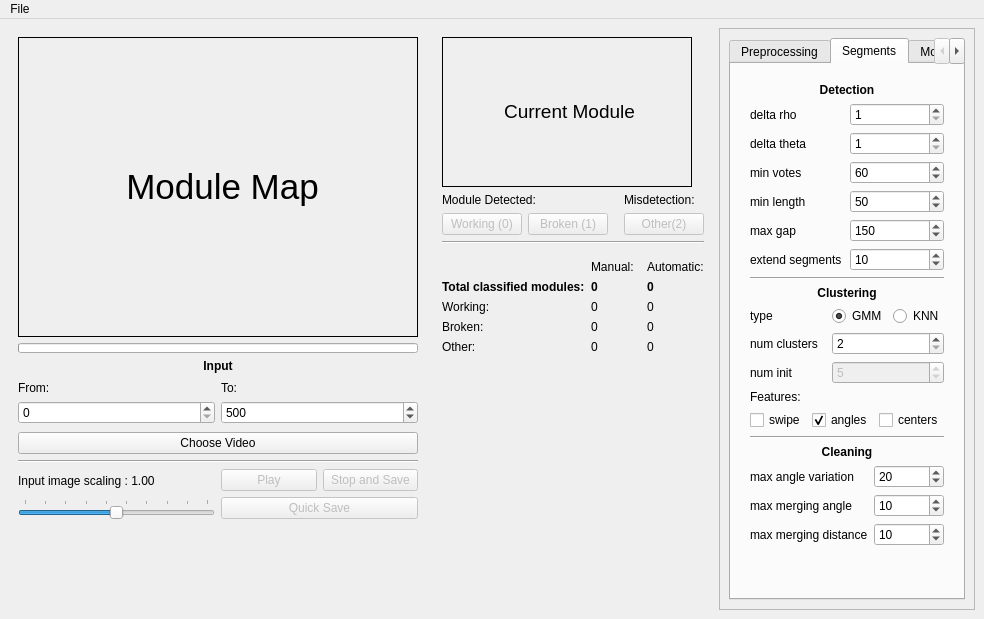
This is gui/design/create_dataset_gui.ui in cdeldon/thermography as Qt 5 draws it before an edit. The edited form follows.
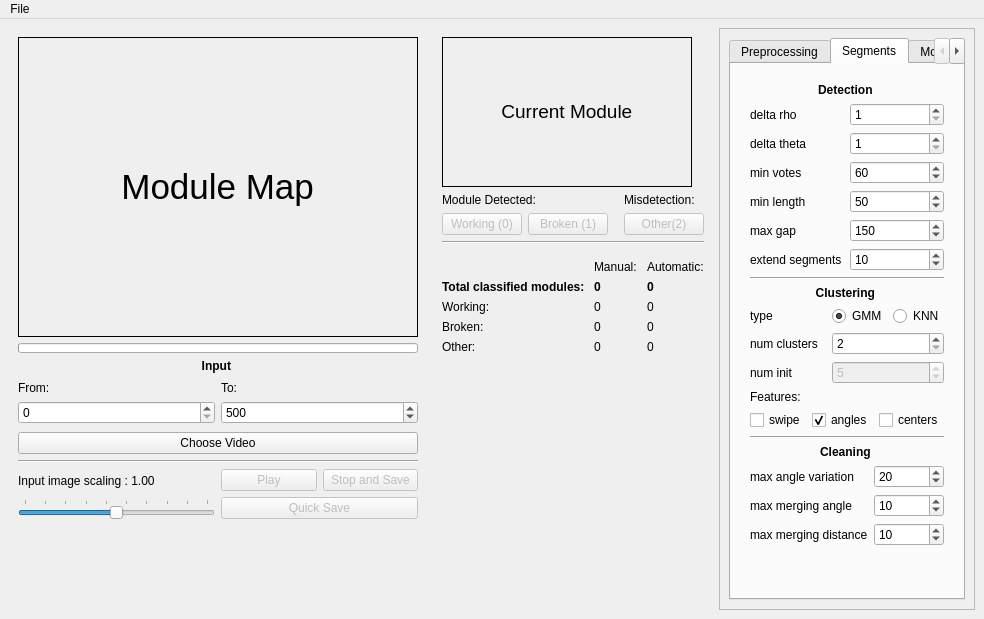
This is the edited form. The open tabs and pages were chosen to show the change. Icons and pictures are not drawn.

Diff of the .ui file:
```diff
--- a/gui/design/create_dataset_gui.ui
+++ b/gui/design/create_dataset_gui.ui
@@ -72,7 +72,9 @@
           <enum>QFrame::Box</enum>
          </property>
          <property name="text">
-          <string>&lt;html&gt;&lt;head/&gt;&lt;body&gt;&lt;p align=&quot;center&quot;&gt;Module Map&lt;/p&gt;&lt;/body&gt;&lt;/html&gt;</string>
+                                        <string>&lt;html&gt;&lt;head/&gt;&lt;body&gt;&lt;p align=&quot;center&quot;&gt;Module
+                                            Map&lt;/p&gt;&lt;/body&gt;&lt;/html&gt;
+                                        </string>
          </property>
          <property name="textFormat">
           <enum>Qt::RichText</enum>
@@ -163,7 +165,9 @@
             <item>
              <widget class="QLabel" name="label">
               <property name="text">
-               <string>&lt;html&gt;&lt;head/&gt;&lt;body&gt;&lt;p align=&quot;center&quot;&gt;&lt;span style=&quot; font-weight:600;&quot;&gt;Input&lt;/span&gt;&lt;/p&gt;&lt;/body&gt;&lt;/html&gt;</string>
+                                                            <string>&lt;html&gt;&lt;head/&gt;&lt;body&gt;&lt;p align=&quot;center&quot;&gt;&lt;span
+                                                                style=&quot; font-weight:600;&quot;&gt;Input&lt;/span&gt;&lt;/p&gt;&lt;/body&gt;&lt;/html&gt;
+                                                            </string>
               </property>
               <property name="textFormat">
                <enum>Qt::RichText</enum>
@@ -467,7 +471,9 @@
           <enum>QFrame::Box</enum>
          </property>
          <property name="text">
-          <string>&lt;html&gt;&lt;head/&gt;&lt;body&gt;&lt;p align=&quot;center&quot;&gt;Current Module&lt;/p&gt;&lt;/body&gt;&lt;/html&gt;</string>
+                                        <string>&lt;html&gt;&lt;head/&gt;&lt;body&gt;&lt;p align=&quot;center&quot;&gt;Current
+                                            Module&lt;/p&gt;&lt;/body&gt;&lt;/html&gt;
+                                        </string>
          </property>
          <property name="textFormat">
           <enum>Qt::RichText</enum>
@@ -577,7 +583,9 @@
          <item row="1" column="0">
           <widget class="QLabel" name="label_4">
            <property name="text">
-            <string>&lt;html&gt;&lt;head/&gt;&lt;body&gt;&lt;p&gt;&lt;span style=&quot; font-weight:600;&quot;&gt;Total classified modules:&lt;/span&gt;&lt;/p&gt;&lt;/body&gt;&lt;/html&gt;</string>
+                                                <string>&lt;html&gt;&lt;head/&gt;&lt;body&gt;&lt;p&gt;&lt;span style=&quot;
+                                                    font-weight:600;&quot;&gt;Total classified modules:&lt;/span&gt;&lt;/p&gt;&lt;/body&gt;&lt;/html&gt;
+                                                </string>
            </property>
           </widget>
          </item>
@@ -612,7 +620,9 @@
          <item row="1" column="1">
           <widget class="QLabel" name="total_manual_classified_label">
            <property name="text">
-            <string>&lt;html&gt;&lt;head/&gt;&lt;body&gt;&lt;p&gt;&lt;span style=&quot; font-weight:600;&quot;&gt;0&lt;/span&gt;&lt;/p&gt;&lt;/body&gt;&lt;/html&gt;</string>
+                                                <string>&lt;html&gt;&lt;head/&gt;&lt;body&gt;&lt;p&gt;&lt;span style=&quot;
+                                                    font-weight:600;&quot;&gt;0&lt;/span&gt;&lt;/p&gt;&lt;/body&gt;&lt;/html&gt;
+                                                </string>
            </property>
           </widget>
          </item>
@@ -1011,7 +1021,10 @@
              <item>
               <widget class="QLabel" name="segment_label">
                <property name="text">
-                <string>&lt;html&gt;&lt;head/&gt;&lt;body&gt;&lt;p align=&quot;center&quot;&gt;&lt;span style=&quot; font-weight:600;&quot;&gt;Detection&lt;/span&gt;&lt;/p&gt;&lt;/body&gt;&lt;/html&gt;</string>
+                                                                <string>&lt;html&gt;&lt;head/&gt;&lt;body&gt;&lt;p
+                                                                    align=&quot;center&quot;&gt;&lt;span style=&quot;
+                                                                    font-weight:600;&quot;&gt;Detection&lt;/span&gt;&lt;/p&gt;&lt;/body&gt;&lt;/html&gt;
+                                                                </string>
                </property>
                <property name="textFormat">
                 <enum>Qt::RichText</enum>
@@ -1158,7 +1171,10 @@
              <item>
               <widget class="QLabel" name="clustering_label">
                <property name="text">
-                <string>&lt;html&gt;&lt;head/&gt;&lt;body&gt;&lt;p align=&quot;center&quot;&gt;&lt;span style=&quot; font-weight:600;&quot;&gt;Clustering&lt;/span&gt;&lt;/p&gt;&lt;/body&gt;&lt;/html&gt;</string>
+                                                                <string>&lt;html&gt;&lt;head/&gt;&lt;body&gt;&lt;p
+                                                                    align=&quot;center&quot;&gt;&lt;span style=&quot;
+                                                                    font-weight:600;&quot;&gt;Clustering&lt;/span&gt;&lt;/p&gt;&lt;/body&gt;&lt;/html&gt;
+                                                                </string>
                </property>
                <property name="textFormat">
                 <enum>Qt::RichText</enum>
@@ -1282,7 +1298,10 @@
              <item>
               <widget class="QLabel" name="cleaning_label">
                <property name="text">
-                <string>&lt;html&gt;&lt;head/&gt;&lt;body&gt;&lt;p align=&quot;center&quot;&gt;&lt;span style=&quot; font-weight:600;&quot;&gt;Cleaning&lt;/span&gt;&lt;/p&gt;&lt;/body&gt;&lt;/html&gt;</string>
+                                                                <string>&lt;html&gt;&lt;head/&gt;&lt;body&gt;&lt;p
+                                                                    align=&quot;center&quot;&gt;&lt;span style=&quot;
+                                                                    font-weight:600;&quot;&gt;Cleaning&lt;/span&gt;&lt;/p&gt;&lt;/body&gt;&lt;/html&gt;
+                                                                </string>
                </property>
                <property name="textFormat">
                 <enum>Qt::RichText</enum>
```
Left out of the diff: 105 changed lines with no effect on the pictures. Lines whose indentation alone changed are shown as unchanged.
